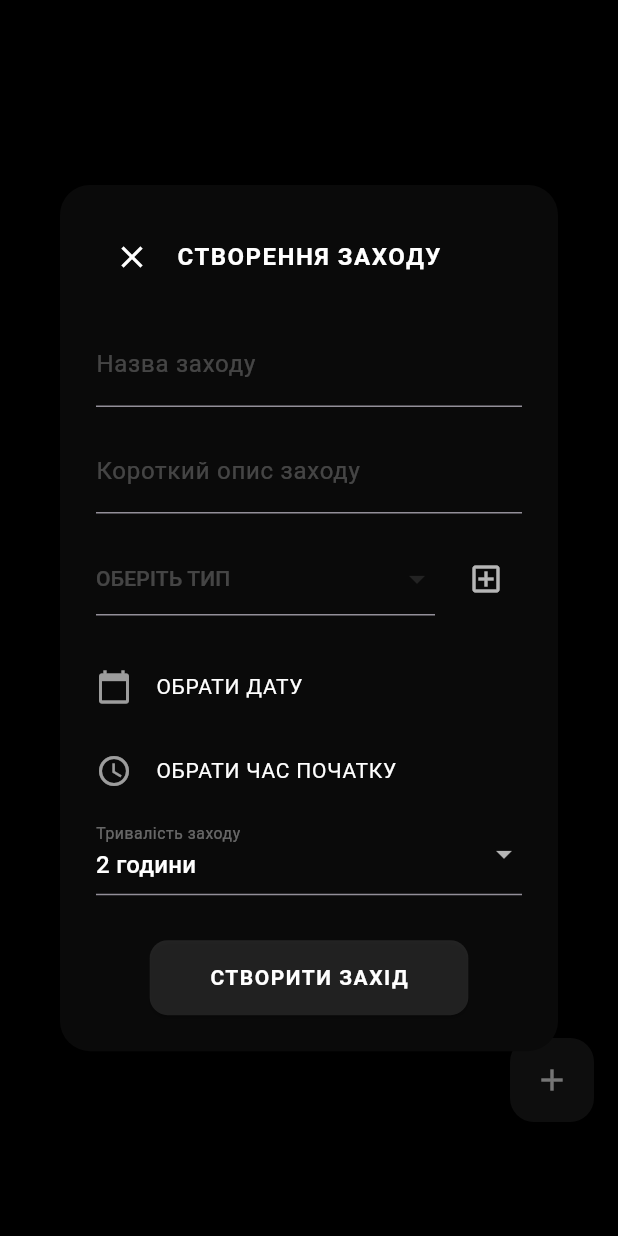
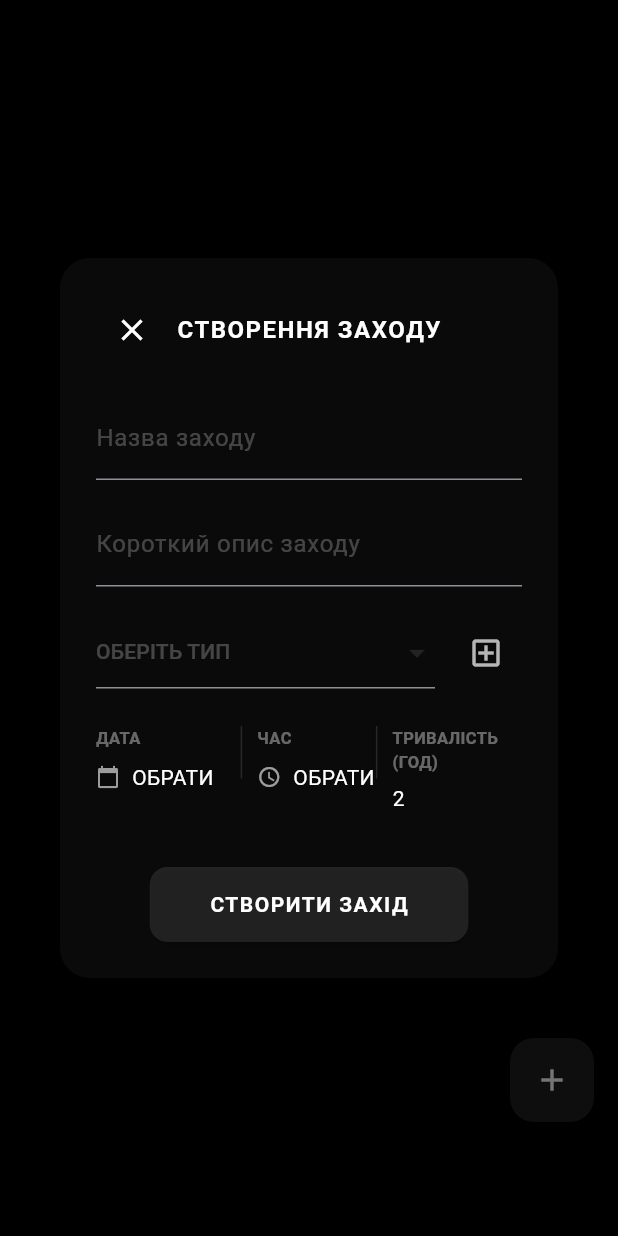
Before and after one commit to nedalkovroman/nedialkov, a Flutter app: the EventsScreen screen opened directly, after a tap on the "add" icon, on a phone screen of 412 x 824 dp. Run offline on Flutter 3.47's test engine with Material 3 defaults, Android fonts, the phone set to English and light mode, and no system bars; our stand-ins replace cloud_firestore, firebase_core; accounts and stored records are empty.

Commit message:
fix: 222

```diff
--- a/lib/main.dart
+++ b/lib/main.dart
@@ -388,11 +388,11 @@ class EventsScreen extends StatelessWidget {
   void _showAddEventDialog(BuildContext context) {
     bool isDark = themeNotifier.value == ThemeMode.dark || (themeNotifier.value == ThemeMode.system && MediaQuery.of(context).platformBrightness == Brightness.dark);
     final titleController = TextEditingController();
-    final descriptionController = TextEditingController(); // Поле опису замість балів
+    final descriptionController = TextEditingController();
+    final durationController = TextEditingController(text: "2"); // Поле тривалості з дефолтним "2"
     String? selectedType;
     DateTime? selectedDate;
     TimeOfDay? selectedTime;
-    String selectedDuration = "2 години";
 
     showDialog(
       context: context,
@@ -473,16 +473,16 @@ class EventsScreen extends StatelessWidget {
                       );
                     },
                   ),
-                  const SizedBox(height: 20),
-                  ListTile(
-                    contentPadding: EdgeInsets.zero,
-                    leading: Icon(Icons.calendar_today, color: isDark ? Colors.white60 : Colors.black54),
-                    title: Text(
-                      selectedDate == null
-                          ? "ОБРАТИ ДАТУ"
-                          : "${selectedDate!.day.toString().padLeft(2, '0')}.${selectedDate!.month.toString().padLeft(2, '0')}.${selectedDate!.year}",
-                      style: TextStyle(color: isDark ? Colors.white : Colors.black, fontSize: 14),
-                    ),
+                  const SizedBox(height: 25),
+
+                  // ЄДИНИЙ РЯДОК ДЛЯ ДАТИ, ЧАСУ ТА ТРИВАЛОСТІ
+                  Row(
+                    crossAxisAlignment: CrossAxisAlignment.start,
+                    children: [
+                      // БЛОК 1: ДАТА
+                      Expanded(
+                        flex: 5,
+                        child: InkWell(
                           onTap: () async {
                             DateTime? picked = await showDatePicker(
                               context: context,
@@ -517,16 +517,33 @@ class EventsScreen extends StatelessWidget {
                               setDialogState(() => selectedDate = picked);
                             }
                           },
-                  ),
-                  ListTile(
-                    contentPadding: EdgeInsets.zero,
-                    leading: Icon(Icons.access_time, color: isDark ? Colors.white60 : Colors.black54),
-                    title: Text(
-                      selectedTime == null
-                          ? "ОБРАТИ ЧАС ПОЧАТКУ"
-                          : selectedTime!.format(context),
+                          child: Column(
+                            crossAxisAlignment: CrossAxisAlignment.start,
+                            children: [
+                              Text("ДАТА", style: TextStyle(color: isDark ? Colors.white38 : Colors.black45, fontSize: 11, fontWeight: FontWeight.bold)),
+                              const SizedBox(height: 8),
+                              Row(
+                                children: [
+                                  Icon(Icons.calendar_today, size: 16, color: isDark ? Colors.white60 : Colors.black54),
+                                  const SizedBox(width: 8),
+                                  Text(
+                                    selectedDate == null
+                                        ? "ОБРАТИ"
+                                        : "${selectedDate!.day.toString().padLeft(2, '0')}.${selectedDate!.month.toString().padLeft(2, '0')}",
                                     style: TextStyle(color: isDark ? Colors.white : Colors.black, fontSize: 14),
                                   ),
+                                ],
+                              ),
+                            ],
+                          ),
+                        ),
+                      ),
+                      Container(height: 35, width: 1, color: isDark ? Colors.white12 : Colors.black12, margin: const EdgeInsets.symmetric(horizontal: 10)),
+
+                      // БЛОК 2: ЧАС
+                      Expanded(
+                        flex: 4,
+                        child: InkWell(
                           onTap: () async {
                             TimeOfDay? pickedTime = await showTimePicker(
                               context: context,
@@ -536,25 +553,63 @@ class EventsScreen extends StatelessWidget {
                               setDialogState(() => selectedTime = pickedTime);
                             }
                           },
+                          child: Column(
+                            crossAxisAlignment: CrossAxisAlignment.start,
+                            children: [
+                              Text("ЧАС", style: TextStyle(color: isDark ? Colors.white38 : Colors.black45, fontSize: 11, fontWeight: FontWeight.bold)),
+                              const SizedBox(height: 8),
+                              Row(
+                                children: [
+                                  Icon(Icons.access_time, size: 16, color: isDark ? Colors.white60 : Colors.black54),
+                                  const SizedBox(width: 8),
+                                  Text(
+                                    selectedTime == null
+                                        ? "ОБРАТИ"
+                                        : selectedTime!.format(context),
+                                    style: TextStyle(color: isDark ? Colors.white : Colors.black, fontSize: 14),
                                   ),
-                  DropdownButtonFormField<String>(
-                    dropdownColor: isDark ? const Color(0xFF121212) : Colors.white,
-                    value: selectedDuration,
+                                ],
+                              ),
+                            ],
+                          ),
+                        ),
+                      ),
+                      Container(height: 35, width: 1, color: isDark ? Colors.white12 : Colors.black12, margin: const EdgeInsets.symmetric(horizontal: 10)),
+
+                      // БЛОК 3: ТРИВАЛІСТЬ
+                      Expanded(
+                        flex: 5,
+                        child: Column(
+                          crossAxisAlignment: CrossAxisAlignment.start,
+                          children: [
+                            Text("ТРИВАЛІСТЬ (ГОД)", style: TextStyle(color: isDark ? Colors.white38 : Colors.black45, fontSize: 11, fontWeight: FontWeight.bold)),
+                            SizedBox(
+                              height: 32,
+                              child: TextField(
+                                controller: durationController,
+                                keyboardType: const TextInputType.numberWithOptions(decimal: true),
+                                style: TextStyle(color: isDark ? Colors.white : Colors.black, fontSize: 14),
+                                inputFormatters: [
+                                  FilteringTextInputFormatter.allow(RegExp(r'[0-9.,]')), // Тільки цифри та розділювачі
+                                ],
                                 decoration: InputDecoration(
-                      labelText: "Тривалість заходу",
-                      labelStyle: TextStyle(color: isDark ? Colors.white.withOpacity(0.38) : Colors.black45, fontSize: 14),
+                                  isDense: true,
+                                  contentPadding: const EdgeInsets.only(top: 6),
+                                  hintText: "напр. 2.5",
+                                  hintStyle: TextStyle(color: isDark ? Colors.white24 : Colors.black26, fontSize: 13),
+                                  border: InputBorder.none,
+                                  enabledBorder: InputBorder.none,
+                                  focusedBorder: InputBorder.none,
                                 ),
-                    items: ["30 хвилин", "1 година", "1.5 години", "2 години", "3 години", "Весь день"]
-                        .map((label) => DropdownMenuItem(
-                              value: label,
-                              child: Text(label, style: TextStyle(color: isDark ? Colors.white : Colors.black)),
-                            ))
-                        .toList(),
-                    onChanged: (val) {
-                      if (val != null) setDialogState(() => selectedDuration = val);
-                    },
+                              ),
+                            ),
+                          ],
+                        ),
+                      ),
+                    ],
                   ),
                   const SizedBox(height: 30),
+
                   Center(
                     child: ElevatedButton(
                       style: ElevatedButton.styleFrom(
@@ -565,13 +620,19 @@ class EventsScreen extends StatelessWidget {
                       ),
                       onPressed: () {
                         if (titleController.text.isNotEmpty && selectedType != null && selectedDate != null) {
+                          String enteredDuration = durationController.text.trim();
+                          if (enteredDuration.isEmpty) enteredDuration = "2"; // Захист від порожнього поля
+
+                          // Формуємо красивий текст для відображення в списку
+                          String formattedDuration = "$enteredDuration год.";
+
                           FirebaseFirestore.instance.collection('events').add({
                             'title': titleController.text.trim(),
                             'description': descriptionController.text.trim(),
                             'type': selectedType,
                             'date': Timestamp.fromDate(selectedDate!),
                             'time': selectedTime != null ? "${selectedTime!.hour.toString().padLeft(2, '0')}:${selectedTime!.minute.toString().padLeft(2, '0')}" : "Не вказано",
-                            'duration': selectedDuration,
+                            'duration': formattedDuration,
                             'active': true,
                           });
                           Navigator.pop(context);
```
Also changed, not shown: ААА/main.dart (+68 -27 lines). Lines whose indentation alone changed are shown as unchanged.
